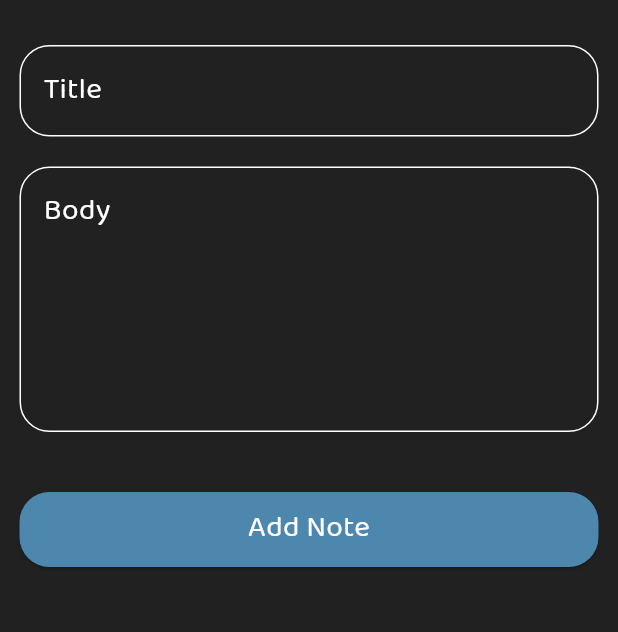
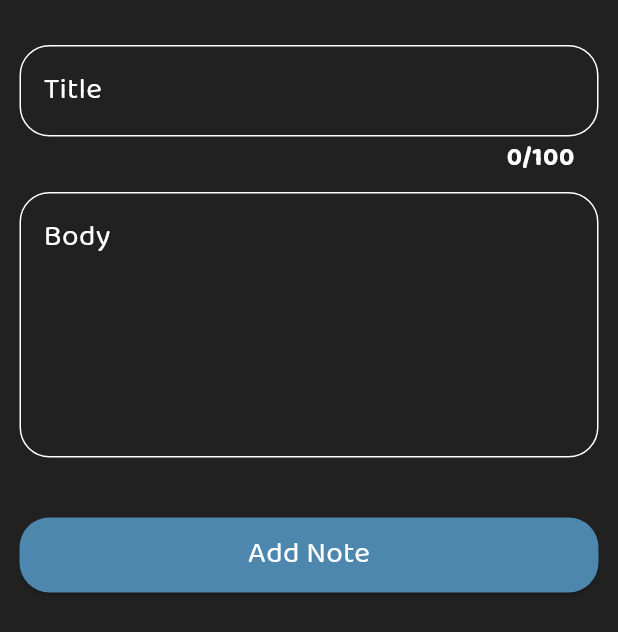
Before and after one commit to Zakarya-Jawish/dawwen, a Flutter app: the AddNoteBottomSheet widget shown alone on an empty page, opened directly, on a phone screen of 412 x 824 dp. Shown: the top 632 px of the screen. Run offline on Flutter 3.47's test engine with Material 3 defaults, Android fonts, the phone set to English and light mode, and no system bars; our stand-ins replace lottie.

Commit message:
create view note - create body of edit note view

```diff
--- a/lib/main.dart
+++ b/lib/main.dart
@@ -4,6 +4,7 @@ import 'package:dawwen_app/views/splash_view.dart';
 import 'package:flutter/material.dart';
 
 import 'views/edit_note_view.dart';
+import 'views/note_view.dart';
 
 void main() {
   runApp(const DawwenApp());
@@ -20,6 +21,7 @@ class DawwenApp extends StatelessWidget {
         SplashView.id: (contxt) => const SplashView(),
         HomeView.id: (contxt) => const HomeView(),
         EditNoteView.id: (contxt) => const EditNoteView(),
+        NoteView.id: (contxt) => const NoteView(),
       },
       theme: darkMode,
       initialRoute: SplashView.id,
--- a/lib/views/home_view.dart
+++ b/lib/views/home_view.dart
@@ -18,7 +18,7 @@ class HomeView extends StatelessWidget {
         onPressed: () {},
       ),
       body: const Padding(
-        padding: EdgeInsets.all(15),
+        padding: EdgeInsets.all(10),
         child: NoteListBuilder(),
       ),
       floatingActionButton: FloatingActionButton(
--- a/lib/widgets/add_note_bottom_sheet.dart
+++ b/lib/widgets/add_note_bottom_sheet.dart
@@ -23,8 +23,11 @@ class AddNoteBottomSheet extends StatelessWidget {
           child: Column(
             mainAxisSize: MainAxisSize.min,
             children: [
-              const CustomTextFeild(hintText: 'Title'),
-              const SizedBox(height: 20),
+              const CustomTextFeild(
+                hintText: 'Title',
+                maxLength: 100,
+              ),
+              const SizedBox(height: 10),
               const CustomTextFeild(hintText: 'Body', maxLine: 5),
               const SizedBox(height: 40),
               CustomButton(
--- a/lib/widgets/custom_icon_button.dart
+++ b/lib/widgets/custom_icon_button.dart
@@ -13,7 +13,7 @@ class CustomIconButton extends StatelessWidget {
   @override
   Widget build(BuildContext context) {
     return Container(
-        margin: const EdgeInsets.only(right: 15),
+        margin: const EdgeInsets.only(right: 10),
         height: 55,
         width: 55,
         decoration: BoxDecoration(
--- a/lib/widgets/custom_text_feild.dart
+++ b/lib/widgets/custom_text_feild.dart
@@ -3,13 +3,16 @@ import 'package:dawwen_app/helper/constants.dart';
 import 'package:flutter/material.dart';
 
 class CustomTextFeild extends StatelessWidget {
-  const CustomTextFeild({super.key, this.hintText, this.maxLine});
+  const CustomTextFeild(
+      {super.key, this.hintText, this.maxLine, this.maxLength});
   final String? hintText;
   final int? maxLine;
+  final int? maxLength;
   @override
   Widget build(BuildContext context) {
     return TextField(
       maxLines: maxLine,
+      maxLength: maxLength,
       style: context.textTheme.bodyMedium,
       decoration: InputDecoration(
         hintText: hintText,
--- a/lib/widgets/note_card.dart
+++ b/lib/widgets/note_card.dart
@@ -1,8 +1,8 @@
 import 'package:dawwen_app/extensions/context_ex.dart';
-import 'package:dawwen_app/views/edit_note_view.dart';
 import 'package:flutter/material.dart';
 
 import '../helper/constants.dart';
+import '../views/note_view.dart';
 
 class NoteCard extends StatelessWidget {
   const NoteCard({super.key});
@@ -12,7 +12,7 @@ class NoteCard extends StatelessWidget {
     return InkWell(
       splashFactory: NoSplash.splashFactory,
       onTap: () {
-        Navigator.pushNamed(context, EditNoteView.id);
+        Navigator.pushNamed(context, NoteView.id);
       },
       child: Container(
         height: context.height * 0.23,
```
Also changed, not shown: lib/views/edit_note_view.dart (+26 -1 lines), lib/views/note_view.dart (added, +21 -0 lines).
